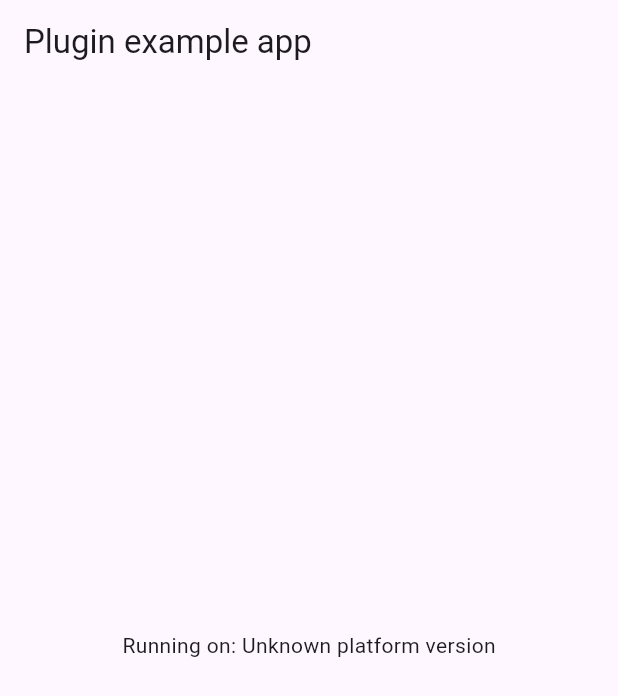
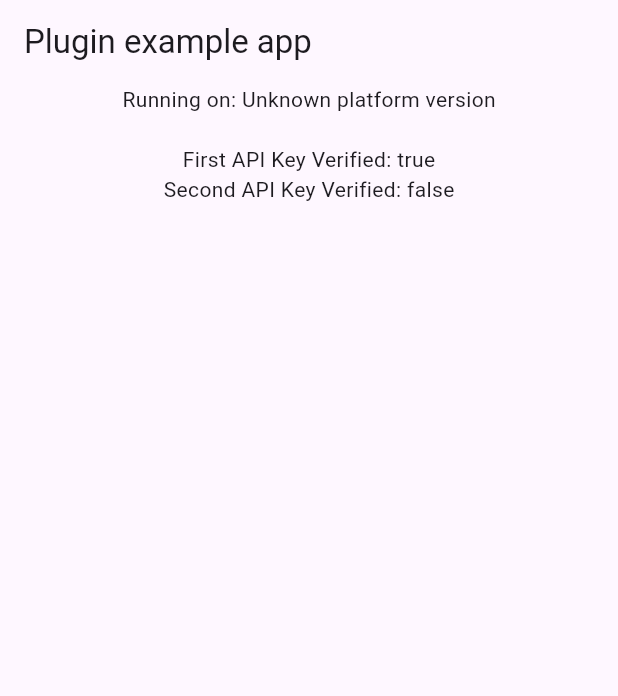
Before and after one commit to StephenLeeDev/face_liveness_by_stephen, a Flutter app: the screen it shows after launch, on a phone screen of 412 x 824 dp. Shown: the top 696 px of the screen. Run offline on Flutter 3.47's test engine with Material 3 defaults, Android fonts, the phone set to English and light mode, and no system bars; our stand-ins replace plugin_platform_interface.

```diff
--- a/example/lib/main.dart
+++ b/example/lib/main.dart
@@ -16,20 +16,31 @@ class MyApp extends StatefulWidget {
 }
 
 class _MyAppState extends State<MyApp> {
+  final _faceLivenessSdkStephenPlugin = FaceLivenessSdkStephen();
   String _platformVersion = 'Unknown';
-  final _faceLivenessSdkStephenPlugin = FaceLivenessSdkStephen();
+  bool _firstApiKeyVerified = false;
+  bool _secondApiKeyVerified = false;
 
   @override
   void initState() {
     super.initState();
+
     initPlatformState();
+    validateApiKey();
   }
 
-  // Platform messages are asynchronous, so we initialize in an async method.
+  Future<void> validateApiKey() async {
+    bool first = await _faceLivenessSdkStephenPlugin.verifyApiKey("ThisIsApiKey");
+    bool second = await _faceLivenessSdkStephenPlugin.verifyApiKey("");
+
+    setState(() {
+      _firstApiKeyVerified = first;
+      _secondApiKeyVerified = second;
+    });
+  }
+
   Future<void> initPlatformState() async {
     String platformVersion;
-    // Platform messages may fail, so we use a try/catch PlatformException.
-    // We also handle the message potentially returning null.
     try {
       platformVersion =
           await _faceLivenessSdkStephenPlugin.getPlatformVersion() ?? 'Unknown platform version';
@@ -37,9 +48,6 @@ class _MyAppState extends State<MyApp> {
       platformVersion = 'Failed to get platform version.';
     }
 
-    // If the widget was removed from the tree while the asynchronous platform
-    // message was in flight, we want to discard the reply rather than calling
-    // setState to update our non-existent appearance.
     if (!mounted) return;
 
     setState(() {
@@ -55,7 +63,13 @@ class _MyAppState extends State<MyApp> {
           title: const Text('Plugin example app'),
         ),
         body: Center(
-          child: Text('Running on: $_platformVersion\n'),
+          child: Column(
+            children: [
+              Text('Running on: $_platformVersion\n'),
+              Text('First API Key Verified: $_firstApiKeyVerified'),
+              Text('Second API Key Verified: $_secondApiKeyVerified'),
+            ],
+          ),
         ),
       ),
     );
--- a/lib/face_liveness_sdk_stephen.dart
+++ b/lib/face_liveness_sdk_stephen.dart
@@ -2,7 +2,15 @@
 import 'face_liveness_sdk_stephen_platform_interface.dart';
 
 class FaceLivenessSdkStephen {
+
   Future<String?> getPlatformVersion() {
     return FaceLivenessSdkStephenPlatform.instance.getPlatformVersion();
   }
+
+  /// Validates the SDK API Key.
+  Future<bool> verifyApiKey(String apiKey) {
+    // TODO : Connect to Firestore and implement verification logic
+    return Future.value(apiKey.isNotEmpty);
+  }
+
 }
```
Also changed, not shown: 6 other files.
